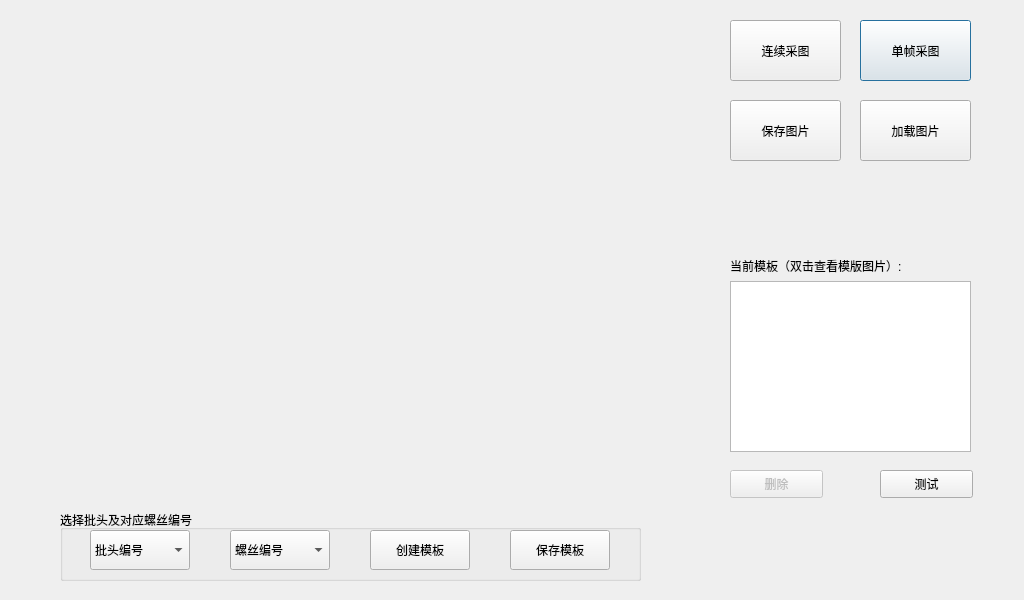
This is AQRVison/dialogshapemodel.ui in MacavityT/2D_ScrewLocation as Qt 5 draws it before an edit. The edited form follows.
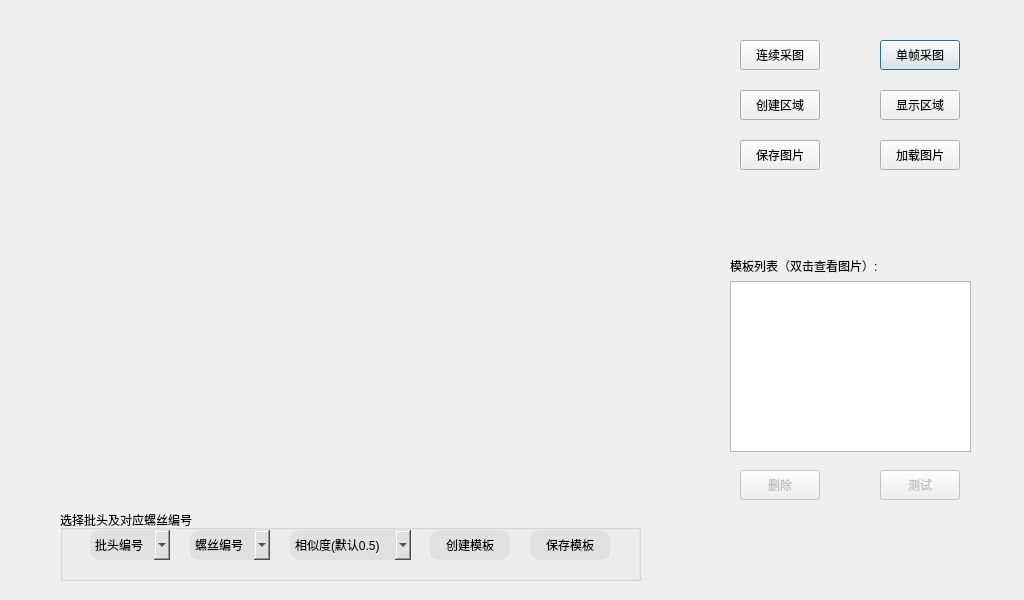
This is the edited form.

```diff
--- a/AQRVison/dialogshapemodel.ui
+++ b/AQRVison/dialogshapemodel.ui
@@ -31,10 +31,10 @@
   <widget class="QPushButton" name="pushButtonSnapOne">
    <property name="geometry">
     <rect>
-     <x>860</x>
-     <y>20</y>
-     <width>111</width>
-     <height>61</height>
+     <x>880</x>
+     <y>40</y>
+     <width>80</width>
+     <height>30</height>
     </rect>
    </property>
    <property name="text">
@@ -47,10 +47,10 @@
   <widget class="QPushButton" name="pushButtonPicOne">
    <property name="geometry">
     <rect>
-     <x>860</x>
-     <y>100</y>
-     <width>111</width>
-     <height>61</height>
+     <x>880</x>
+     <y>140</y>
+     <width>80</width>
+     <height>30</height>
     </rect>
    </property>
    <property name="text">
@@ -70,7 +70,7 @@
     </rect>
    </property>
    <property name="text">
-    <string>当前模板（双击查看模版图片）:</string>
+    <string>模板列表（双击查看图片）:</string>
    </property>
   </widget>
   <widget class="QListView" name="listView">
@@ -92,23 +92,26 @@
    </property>
    <property name="geometry">
     <rect>
-     <x>730</x>
+     <x>740</x>
      <y>470</y>
-     <width>93</width>
-     <height>28</height>
+     <width>80</width>
+     <height>30</height>
     </rect>
    </property>
    <property name="text">
     <string>删除</string>
    </property>
   </widget>
-  <widget class="QPushButton" name="pushButton_2">
+  <widget class="QPushButton" name="pushButton_Test">
+   <property name="enabled">
+    <bool>false</bool>
+   </property>
    <property name="geometry">
     <rect>
      <x>880</x>
      <y>470</y>
-     <width>93</width>
-     <height>28</height>
+     <width>80</width>
+     <height>30</height>
     </rect>
    </property>
    <property name="text">
@@ -132,10 +135,14 @@
      <rect>
       <x>30</x>
       <y>20</y>
-      <width>100</width>
-      <height>40</height>
+      <width>80</width>
+      <height>30</height>
      </rect>
     </property>
+    <property name="styleSheet">
+     <string notr="true">background-color:rgb(225,225,225);
+border-radius:10px;</string>
+    </property>
     <item>
      <property name="text">
       <string>批头编号</string>
@@ -165,12 +172,16 @@
    <widget class="QPushButton" name="pushButton_confirm">
     <property name="geometry">
      <rect>
-      <x>310</x>
+      <x>370</x>
       <y>20</y>
-      <width>100</width>
-      <height>40</height>
+      <width>80</width>
+      <height>30</height>
      </rect>
     </property>
+    <property name="styleSheet">
+     <string notr="true">background-color:rgb(225,225,225);
+border-radius:10px;</string>
+    </property>
     <property name="text">
      <string>创建模板</string>
     </property>
@@ -178,15 +189,19 @@
    <widget class="QComboBox" name="combo_ShangStd">
     <property name="geometry">
      <rect>
-      <x>170</x>
+      <x>130</x>
       <y>20</y>
-      <width>100</width>
-      <height>40</height>
+      <width>80</width>
+      <height>30</height>
      </rect>
     </property>
     <property name="layoutDirection">
      <enum>Qt::LeftToRight</enum>
     </property>
+    <property name="styleSheet">
+     <string notr="true">background-color:rgb(225,225,225);
+border-radius:10px;</string>
+    </property>
     <item>
      <property name="text">
       <string>螺丝编号</string>
@@ -346,24 +361,100 @@
    <widget class="QPushButton" name="pushButtonCreateShapeModel">
     <property name="geometry">
      <rect>
-      <x>450</x>
+      <x>470</x>
       <y>20</y>
-      <width>100</width>
-      <height>40</height>
+      <width>80</width>
+      <height>30</height>
      </rect>
     </property>
+    <property name="styleSheet">
+     <string notr="true">background-color:rgb(225,225,225);
+border-radius:10px;</string>
+    </property>
     <property name="text">
      <string>保存模板</string>
     </property>
    </widget>
+   <widget class="QComboBox" name="combo_Score">
+    <property name="geometry">
+     <rect>
+      <x>230</x>
+      <y>20</y>
+      <width>121</width>
+      <height>30</height>
+     </rect>
+    </property>
+    <property name="layoutDirection">
+     <enum>Qt::LeftToRight</enum>
+    </property>
+    <property name="styleSheet">
+     <string notr="true">background-color:rgb(225,225,225);
+border-radius:10px;</string>
+    </property>
+    <item>
+     <property name="text">
+      <string>相似度(默认0.5)</string>
+     </property>
+    </item>
+    <item>
+     <property name="text">
+      <string>0.1</string>
+     </property>
+    </item>
+    <item>
+     <property name="text">
+      <string>0.2</string>
+     </property>
+    </item>
+    <item>
+     <property name="text">
+      <string>0.3</string>
+     </property>
+    </item>
+    <item>
+     <property name="text">
+      <string>0.4</string>
+     </property>
+    </item>
+    <item>
+     <property name="text">
+      <string>0.5</string>
+     </property>
+    </item>
+    <item>
+     <property name="text">
+      <string>0.6</string>
+     </property>
+    </item>
+    <item>
+     <property name="text">
+      <string>0.7</string>
+     </property>
+    </item>
+    <item>
+     <property name="text">
+      <string>0.8</string>
+     </property>
+    </item>
+    <item>
+     <property name="text">
+      <string>0.9</string>
+     </property>
+    </item>
+    <item>
+     <property name="text">
+      <string>1.0</string>
+     </property>
+    </item>
+   </widget>
   </widget>
   <widget class="QPushButton" name="pushButtonSaveOne">
    <property name="geometry">
     <rect>
-     <x>730</x>
-     <y>100</y>
-     <width>111</width>
-     <height>61</height>
+     <x>740</x>
+     <y>140</y>
+     <width>80</width>
+     <height>30</height>
     </rect>
    </property>
    <property name="text">
@@ -376,10 +467,10 @@
   <widget class="QPushButton" name="pushButtonPicContinue">
    <property name="geometry">
     <rect>
-     <x>730</x>
-     <y>20</y>
-     <width>111</width>
-     <height>61</height>
+     <x>740</x>
+     <y>40</y>
+     <width>80</width>
+     <height>30</height>
     </rect>
    </property>
    <property name="text">
@@ -389,6 +480,32 @@
     <string notr="true">ViewControl</string>
    </attribute>
   </widget>
+  <widget class="QPushButton" name="pushButtonShowRegion">
+   <property name="geometry">
+    <rect>
+     <x>880</x>
+     <y>90</y>
+     <width>80</width>
+     <height>30</height>
+    </rect>
+   </property>
+   <property name="text">
+    <string>显示区域</string>
+   </property>
+  </widget>
+  <widget class="QPushButton" name="pushButtonDetectRegion">
+   <property name="geometry">
+    <rect>
+     <x>740</x>
+     <y>90</y>
+     <width>80</width>
+     <height>30</height>
+    </rect>
+   </property>
+   <property name="text">
+    <string>创建区域</string>
+   </property>
+  </widget>
  </widget>
  <resources/>
  <connections/>
```
